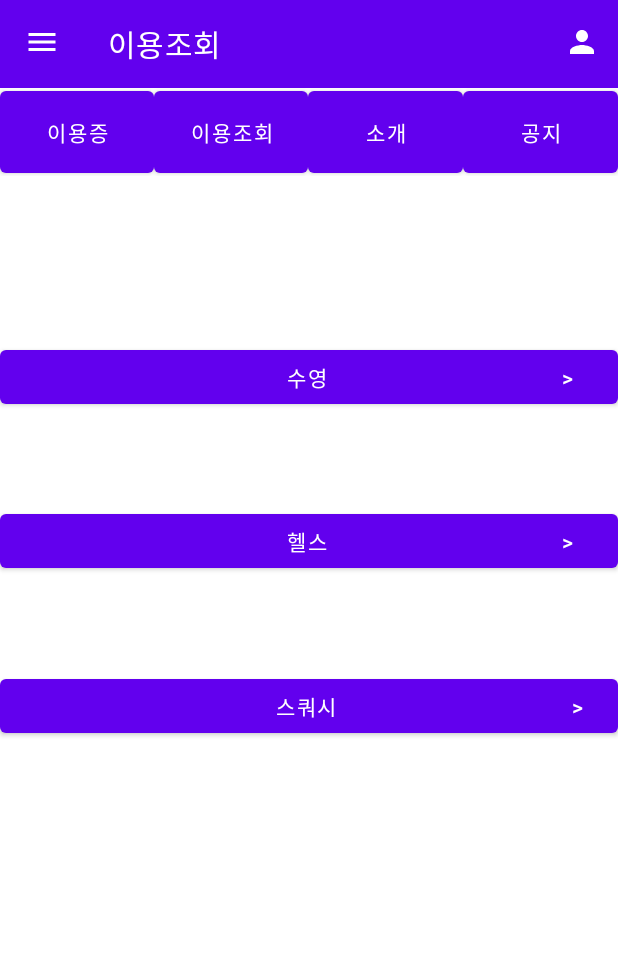
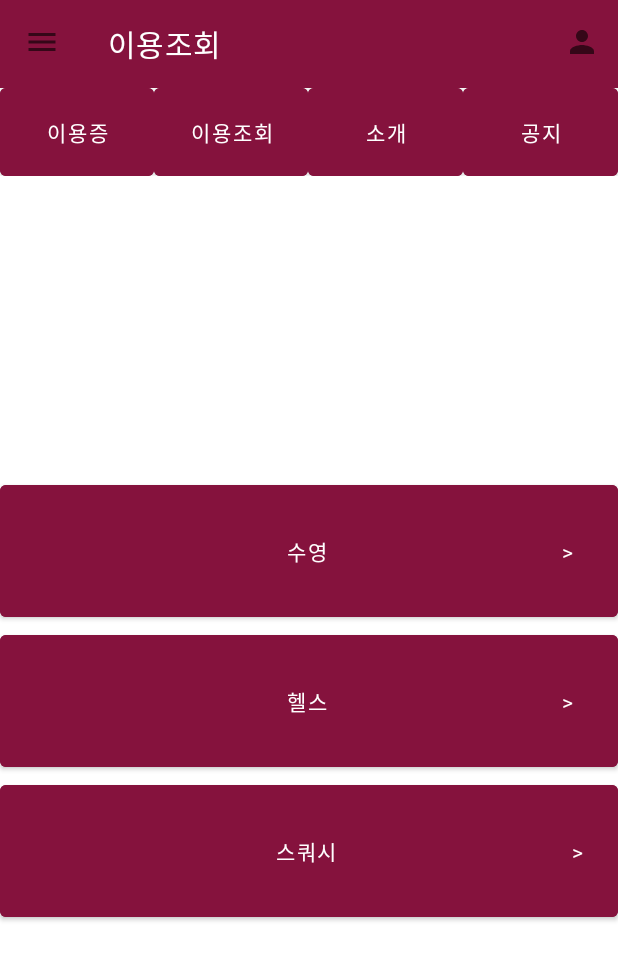
Before and after one commit to CBNU-SportsCenter/CBNU_SportsCenter, an Android app: the MainPageActivity screen opened directly, with no data from a screen before it, in the side drawer, after a tap on "이용조회", on a phone screen of 412 x 824 dp. Shown: the top 960 px of the screen. Run offline under Robolectric (Android 15) with nearby library versions, the phone set to English and light mode, and no system bars; libraries missing offline, so code that uses them is left out: com.github.mikephil.charting; pictures from the network do not load; 18 statements that could not run were skipped.

Commit message:
button color changed

```diff
--- a/CBNU_SportsCenter/app/src/main/res/layout/activity_login.xml
+++ b/CBNU_SportsCenter/app/src/main/res/layout/activity_login.xml
@@ -83,8 +83,9 @@
             android:layout_width="match_parent"
             android:layout_height="wrap_content"
             android:text="Login"
-            android:background="#000"
-            android:textColor="#fff"
+            android:textColor="@color/white"
+            android:backgroundTint="@color/cbnu"
+            android:fontFamily="@font/baemin"
             />
 
         <Button
--- a/CBNU_SportsCenter/app/src/main/res/layout/activity_main.xml
+++ b/CBNU_SportsCenter/app/src/main/res/layout/activity_main.xml
@@ -12,13 +12,14 @@
     android:orientation="vertical">
 
     <androidx.appcompat.widget.Toolbar
+        app:titleTextColor="@color/white"
+        android:background="@color/cbnu"
         android:id="@+id/toolbar"
         android:layout_width="match_parent"
         android:layout_height="0dp"
         android:layout_weight="1"
-        android:background="?attr/colorPrimary"
         android:minHeight="?attr/actionBarSize"
-        android:theme="?attr/actionBarTheme" />
+        android:theme="@style/Theme.CBNU_SportsCenter" />
 
     <LinearLayout
         android:layout_width="match_parent"
@@ -28,48 +29,65 @@
 
         <Button
             android:id="@+id/Cert"
+            android:textColor="@color/white"
+            android:backgroundTint="@color/cbnu"
             android:layout_width="0dp"
             android:layout_height="match_parent"
             android:layout_margin="0dp"
             android:layout_weight="1"
-            android:insetTop="2dp"
-            android:insetBottom="2dp"
+            android:insetTop="0dp"
+            android:insetBottom="0dp"
+            android:fontFamily="@font/baemin"
             android:text="이용증" />
         <Button
             android:layout_width="0dp"
             android:layout_height="match_parent"
             android:layout_weight="1"
+            android:textColor="@color/white"
+            android:backgroundTint="@color/cbnu"
             android:text="이용조회"
+            android:fontFamily="@font/baemin"
             android:id="@+id/Usag"
-            android:insetTop="2dp"
-            android:insetBottom="2dp"
+            android:insetTop="0dp"
+            android:insetBottom="0dp"
             />
         <Button
             android:layout_width="0dp"
             android:layout_height="match_parent"
             android:layout_weight="1"
+            android:textColor="@color/white"
+            android:backgroundTint="@color/cbnu"
+            android:minHeight="0dp"
+            android:minWidth="0dp"
             android:text="소개"
+            android:fontFamily="@font/baemin"
             android:id="@+id/Intr"
-            android:insetTop="2dp"
-            android:insetBottom="2dp"
+            android:insetTop="0dp"
+            android:insetBottom="0dp"
             />
 
         <Button
             android:layout_width="0dp"
             android:layout_height="match_parent"
             android:layout_weight="1"
+            android:textColor="@color/white"
+            android:backgroundTint="@color/cbnu"
+            android:fontFamily="@font/baemin"
+
+            android:minHeight="0dp"
+            android:minWidth="0dp"
             android:text="공지"
             android:id="@+id/Noti"
-            android:insetTop="2dp"
-            android:insetBottom="2dp"
+            android:insetTop="0dp"
+            android:insetBottom="0dp"
             />
     </LinearLayout>
 
     <FrameLayout
+        android:id="@+id/frameLayout"
         android:layout_width="match_parent"
         android:layout_height="0dp"
-        android:layout_weight="12"
-        android:id="@+id/frameLayout"/>
+        android:layout_weight="12" />
 
 
 </LinearLayout>
--- a/CBNU_SportsCenter/app/src/main/res/layout/activity_signup.xml
+++ b/CBNU_SportsCenter/app/src/main/res/layout/activity_signup.xml
@@ -158,6 +158,9 @@
                 android:layout_width="match_parent"
                 android:layout_height="wrap_content"
                 android:layout_marginTop="10dp"
+                android:textColor="@color/white"
+                android:backgroundTint="@color/cbnu"
+                android:fontFamily="@font/baemin"
                 android:onClick="signupUser"
                 android:text="회원가입" />
 
@@ -166,6 +169,9 @@
                 android:layout_width="match_parent"
                 android:layout_height="wrap_content"
                 android:text="뒤로가기"
+                android:textColor="@color/white"
+                android:backgroundTint="@color/cbnu"
+                android:fontFamily="@font/baemin"
                 />
 
 
--- a/CBNU_SportsCenter/app/src/main/res/layout/activity_sportlist.xml
+++ b/CBNU_SportsCenter/app/src/main/res/layout/activity_sportlist.xml
@@ -1,39 +1,46 @@
 <?xml version="1.0" encoding="utf-8"?>
-<androidx.constraintlayout.widget.ConstraintLayout xmlns:android="http://schemas.android.com/apk/res/android"
+<LinearLayout xmlns:android="http://schemas.android.com/apk/res/android"
     xmlns:app="http://schemas.android.com/apk/res-auto"
     xmlns:tools="http://schemas.android.com/tools"
     android:layout_width="match_parent"
     android:layout_height="match_parent"
-    tools:context=".SportlistActivity">
+    tools:context=".SportlistActivity"
+    android:orientation="vertical">
 
     <Button
         android:id="@+id/button1"
-        android:layout_width="0dp"
-        android:layout_height="wrap_content"
-        android:layout_marginTop="110dp"
+        android:layout_width="match_parent"
+        android:layout_height="100dp"
+        android:layout_marginTop="200dp"
+        android:backgroundTint="@color/cbnu"
+        android:fontFamily="@font/baemin"
         android:text="                                   수영                                  >"
-        app:layout_constraintEnd_toEndOf="parent"
-        app:layout_constraintStart_toStartOf="parent"
-        app:layout_constraintTop_toTopOf="parent" />
-
+        android:textColor="@color/white"
+        />
     <Button
         android:id="@+id/button2"
-        android:layout_width="0dp"
-        android:layout_height="wrap_content"
-        android:layout_marginTop="61dp"
+        android:layout_width="match_parent"
+        android:layout_height="100dp"
+        android:backgroundTint="@color/cbnu"
+        android:fontFamily="@font/baemin"
         android:text="                                   헬스                                  >"
+        android:textColor="@color/white"
+
         app:layout_constraintEnd_toEndOf="parent"
         app:layout_constraintStart_toStartOf="parent"
         app:layout_constraintTop_toBottomOf="@+id/button1" />
 
     <Button
         android:id="@+id/button3"
-        android:layout_width="0dp"
-        android:layout_height="wrap_content"
+        android:layout_width="match_parent"
+        android:layout_height="100dp"
+        android:backgroundTint="@color/cbnu"
+        android:fontFamily="@font/baemin"
         android:text="                                   스쿼시                                  >"
+        android:textColor="@color/white"
         app:layout_constraintBottom_toBottomOf="parent"
         app:layout_constraintEnd_toEndOf="parent"
         app:layout_constraintStart_toStartOf="parent"
         app:layout_constraintTop_toTopOf="parent" />
 
-</androidx.constraintlayout.widget.ConstraintLayout>
+</LinearLayout>
--- a/CBNU_SportsCenter/app/src/main/res/values/themes.xml
+++ b/CBNU_SportsCenter/app/src/main/res/values/themes.xml
@@ -16,5 +16,6 @@
         <!-- Customize your theme here. -->
         <item name="windowActionBar">false</item>
         <item name="windowNoTitle">true</item>
+
     </style>
 </resources>
```
Also changed, not shown: CBNU_SportsCenter/app/src/main/res/drawable/main_btn.xml (added, +12 -0 lines), CBNU_SportsCenter/app/src/main/res/layout/activity_stopwatch.xml (+10 -2 lines), CBNU_SportsCenter/app/src/main/res/layout/activity_user_certificate.xml (+10 -2 lines), CBNU_SportsCenter/app/src/main/res/layout/fragment_mypage.xml (+10 -2 lines), CBNU_SportsCenter/app/src/main/res/layout/fragment_update.xml (+9 -1 lines), CBNU_SportsCenter/app/src/main/res/layout/nav_header_layout.xml (+4 -4 lines), CBNU_SportsCenter/app/src/main/res/drawable/wang1.JPG (deleted), CBNU_SportsCenter/app/src/main/res/drawable/wang1.png (added).
